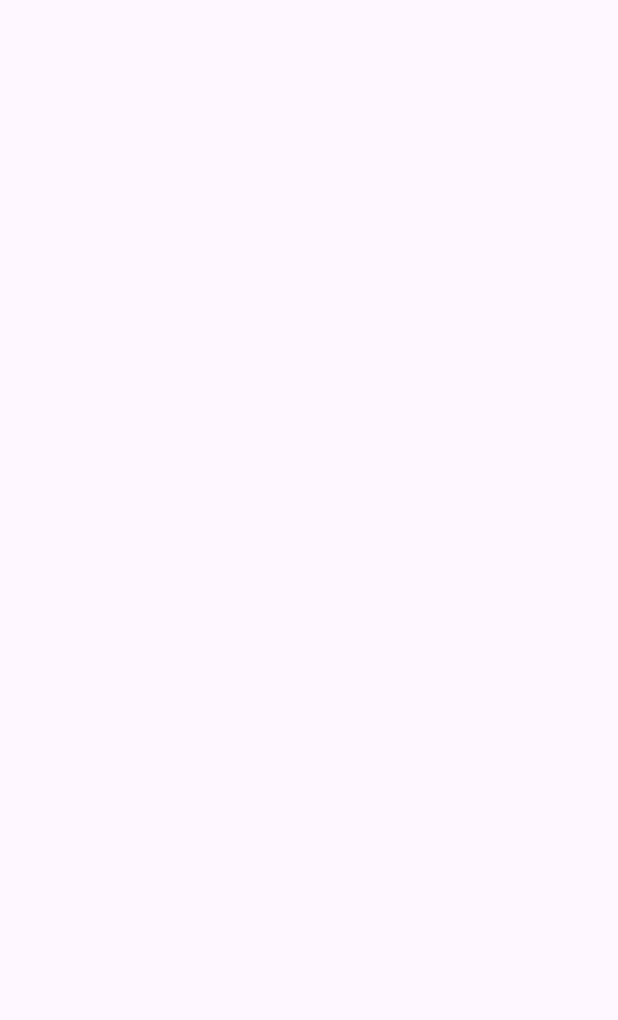
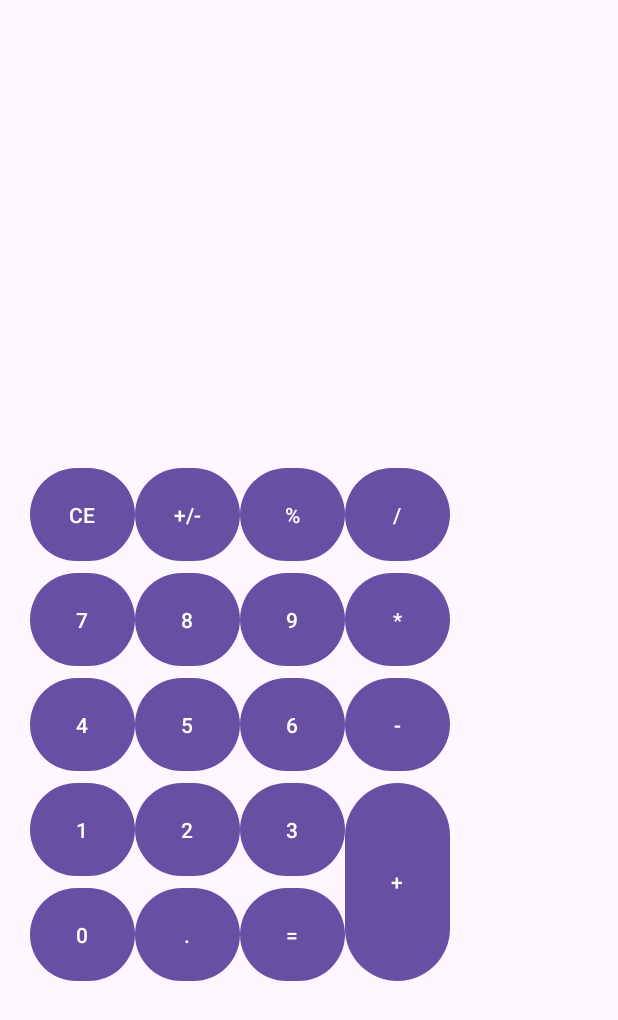
Before and after one commit to vlad7589/Calculator, an Android app: the screen it shows after launch (MainActivity), on a phone screen of 412 x 824 dp. Before the commit the part shown is empty. Shown: the top 1020 px of the screen. Run offline under Robolectric (Android 15) with nearby library versions, the phone set to English and light mode, and no system bars.

Commit message:
Add button

```diff
--- a/app/src/main/res/layout/activity_main.xml
+++ b/app/src/main/res/layout/activity_main.xml
@@ -23,8 +23,162 @@
             android:layout_width="match_parent"
             android:layout_height="fill_parent"
             android:layout_weight="1.1"
-            android:columnCount="5"
-            android:rowCount="4">
+            android:columnCount="4"
+            android:rowCount="5">
+
+            <Button
+                android:id="@+id/buttonCE"
+                android:layout_width="70dp"
+                android:layout_height="70dp"
+                android:layout_row="0"
+                android:layout_column="0"
+                android:text="CE" />
+
+            <Button
+                android:id="@+id/buttonPM"
+                android:layout_width="70dp"
+                android:layout_height="70dp"
+                android:layout_row="0"
+                android:layout_column="1"
+                android:text="+/-" />
+
+            <Button
+                android:id="@+id/buttonPercent"
+                android:layout_width="70dp"
+                android:layout_height="70dp"
+                android:layout_row="0"
+                android:layout_column="2"
+                android:text="%" />
+
+            <Button
+                android:id="@+id/buttonDelete"
+                android:layout_width="70dp"
+                android:layout_height="70dp"
+                android:layout_row="0"
+                android:layout_column="3"
+                android:text="/" />
+
+            <Button
+                android:id="@+id/button7"
+                android:layout_width="70dp"
+                android:layout_height="70dp"
+                android:layout_row="1"
+                android:layout_column="0"
+                android:text="7" />
+
+            <Button
+                android:id="@+id/button8"
+                android:layout_width="70dp"
+                android:layout_height="70dp"
+                android:layout_row="1"
+                android:layout_column="1"
+                android:text="8" />
+
+            <Button
+                android:id="@+id/button9"
+                android:layout_width="70dp"
+                android:layout_height="70dp"
+                android:layout_row="1"
+                android:layout_column="2"
+                android:text="9" />
+
+            <Button
+                android:id="@+id/button0"
+                android:layout_width="70dp"
+                android:layout_height="70dp"
+                android:layout_row="4"
+                android:layout_column="0"
+                android:text="0" />
+
+            <Button
+                android:id="@+id/button5"
+                android:layout_width="70dp"
+                android:layout_height="70dp"
+                android:layout_row="2"
+                android:layout_column="1"
+                android:text="5" />
+
+            <Button
+                android:id="@+id/buttonMinus"
+                android:layout_width="70dp"
+                android:layout_height="70dp"
+                android:layout_row="2"
+                android:layout_column="3"
+                android:text="-" />
+
+            <Button
+                android:id="@+id/button2"
+                android:layout_width="70dp"
+                android:layout_height="70dp"
+                android:layout_row="3"
+                android:layout_column="1"
+                android:text="2" />
+
+            <Button
+                android:id="@+id/buttonDot"
+                android:layout_width="70dp"
+                android:layout_height="70dp"
+                android:layout_row="4"
+                android:layout_column="1"
+                android:text="." />
+
+            <Button
+                android:id="@+id/button3"
+                android:layout_width="70dp"
+                android:layout_height="70dp"
+                android:layout_row="3"
+                android:layout_column="2"
+                android:text="3" />
+
+            <Button
+                android:id="@+id/button4"
+                android:layout_width="70dp"
+                android:layout_height="70dp"
+                android:layout_row="2"
+                android:layout_column="0"
+                android:text="4" />
+
+            <Button
+                android:id="@+id/button1"
+                android:layout_width="70dp"
+                android:layout_height="70dp"
+                android:layout_row="3"
+                android:layout_column="0"
+                android:text="1" />
+
+            <Button
+                android:id="@+id/buttonMultiplication"
+                android:layout_width="70dp"
+                android:layout_height="70dp"
+                android:layout_row="1"
+                android:layout_column="3"
+                android:text="*" />
+
+            <Button
+                android:id="@+id/button6"
+                android:layout_width="70dp"
+                android:layout_height="70dp"
+                android:layout_row="2"
+                android:layout_column="2"
+                android:text="6" />
+
+            <Button
+                android:id="@+id/buttonEquals"
+                android:layout_width="70dp"
+                android:layout_height="70dp"
+                android:layout_row="4"
+                android:layout_column="2"
+                android:text="=" />
+
+            <Button
+                android:id="@+id/buttonPlus"
+                android:layout_width="70dp"
+                android:layout_height="140dp"
+                android:layout_row="3"
+                android:layout_rowSpan="2"
+                android:layout_column="3"
+                android:text="+" />
+
         </GridLayout>
 
     </LinearLayout>
```
